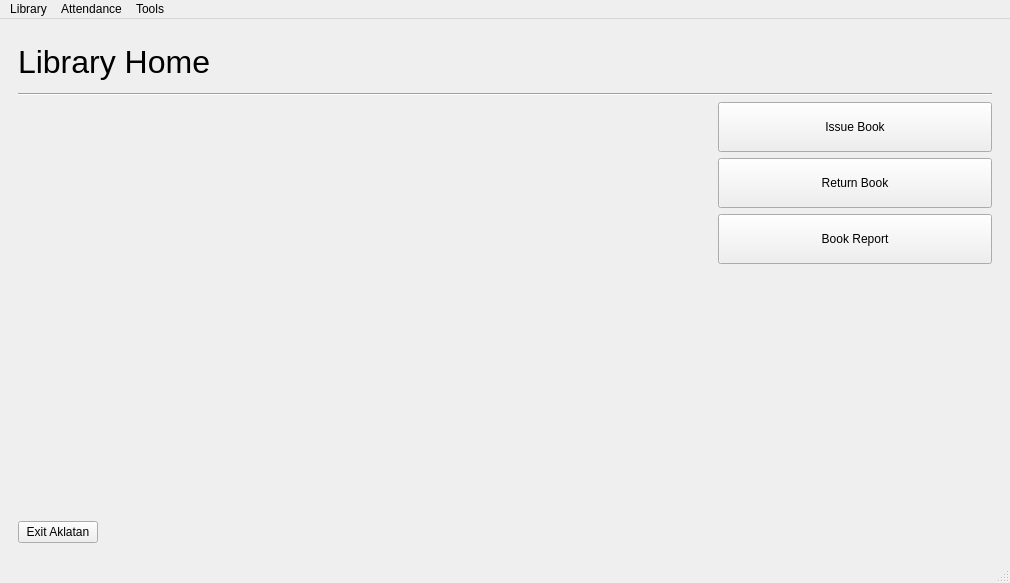
First picture: the form in mainlibrarywindow.ui, repository AJigsawnHalo/Aklatan, before the edit.
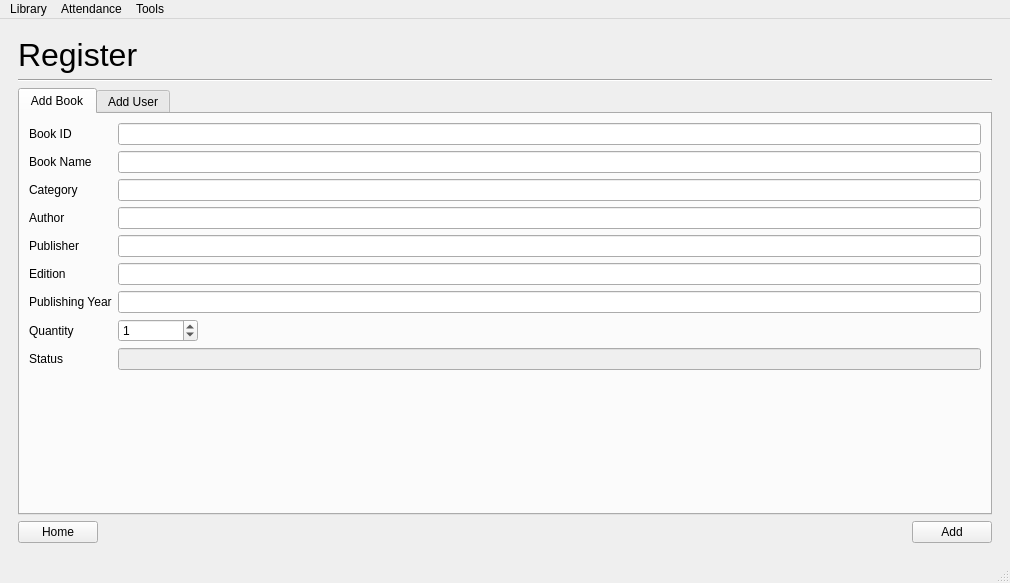
Second picture: the form after the edit.

Commit message: added Register Page

```diff
--- a/mainlibrarywindow.ui
+++ b/mainlibrarywindow.ui
@@ -18,7 +18,7 @@
     <item row="0" column="0">
      <widget class="QStackedWidget" name="stackedWidget">
       <property name="currentIndex">
-       <number>0</number>
+       <number>4</number>
       </property>
       <widget class="QWidget" name="page">
        <layout class="QGridLayout" name="gridLayout_11">
@@ -106,67 +106,7 @@
             </property>
            </widget>
           </item>
-          <item row="3" column="2">
-           <widget class="QPushButton" name="homeReturnButton">
-            <property name="sizePolicy">
-             <sizepolicy hsizetype="MinimumExpanding" vsizetype="MinimumExpanding">
-              <horstretch>0</horstretch>
-              <verstretch>0</verstretch>
-             </sizepolicy>
-            </property>
-            <property name="minimumSize">
-             <size>
-              <width>250</width>
-              <height>50</height>
-             </size>
-            </property>
-            <property name="maximumSize">
-             <size>
-              <width>300</width>
-              <height>50</height>
-             </size>
-            </property>
-            <property name="styleSheet">
-             <string notr="true">QPushButton{
-	padding: 10px;
-}</string>
-            </property>
-            <property name="text">
-             <string>Return Book</string>
-            </property>
-           </widget>
-          </item>
-          <item row="4" column="2">
-           <widget class="QPushButton" name="homeReportButton">
-            <property name="sizePolicy">
-             <sizepolicy hsizetype="MinimumExpanding" vsizetype="MinimumExpanding">
-              <horstretch>0</horstretch>
-              <verstretch>0</verstretch>
-             </sizepolicy>
-            </property>
-            <property name="minimumSize">
-             <size>
-              <width>250</width>
-              <height>50</height>
-             </size>
-            </property>
-            <property name="maximumSize">
-             <size>
-              <width>300</width>
-              <height>50</height>
-             </size>
-            </property>
-            <property name="styleSheet">
-             <string notr="true">QPushButton{
-	padding: 10px;
-}</string>
-            </property>
-            <property name="text">
-             <string>Book Report</string>
-            </property>
-           </widget>
-          </item>
-          <item row="5" column="2">
+          <item row="6" column="2">
            <spacer name="verticalSpacer_2">
             <property name="orientation">
              <enum>Qt::Vertical</enum>
@@ -182,7 +122,62 @@
             </property>
            </spacer>
           </item>
-          <item row="5" column="0">
+          <item row="3" column="2">
+           <widget class="QPushButton" name="homeReturnButton">
+            <property name="sizePolicy">
+             <sizepolicy hsizetype="MinimumExpanding" vsizetype="MinimumExpanding">
+              <horstretch>0</horstretch>
+              <verstretch>0</verstretch>
+             </sizepolicy>
+            </property>
+            <property name="minimumSize">
+             <size>
+              <width>250</width>
+              <height>50</height>
+             </size>
+            </property>
+            <property name="maximumSize">
+             <size>
+              <width>300</width>
+              <height>50</height>
+             </size>
+            </property>
+            <property name="styleSheet">
+             <string notr="true">QPushButton{
+	padding: 10px;
+}</string>
+            </property>
+            <property name="text">
+             <string>Return Book</string>
+            </property>
+           </widget>
+          </item>
+          <item row="5" column="2">
+           <widget class="QPushButton" name="homeAdd">
+            <property name="sizePolicy">
+             <sizepolicy hsizetype="MinimumExpanding" vsizetype="MinimumExpanding">
+              <horstretch>0</horstretch>
+              <verstretch>0</verstretch>
+             </sizepolicy>
+            </property>
+            <property name="minimumSize">
+             <size>
+              <width>250</width>
+              <height>50</height>
+             </size>
+            </property>
+            <property name="maximumSize">
+             <size>
+              <width>300</width>
+              <height>50</height>
+             </size>
+            </property>
+            <property name="text">
+             <string>Add User/Book</string>
+            </property>
+           </widget>
+          </item>
+          <item row="7" column="0">
            <spacer name="horizontalSpacer">
             <property name="orientation">
              <enum>Qt::Horizontal</enum>
@@ -930,6 +925,278 @@
         </item>
        </layout>
       </widget>
+      <widget class="QWidget" name="page_5">
+       <layout class="QVBoxLayout" name="verticalLayout">
+        <item>
+         <widget class="QLabel" name="label_9">
+          <property name="font">
+           <font>
+            <pointsize>24</pointsize>
+           </font>
+          </property>
+          <property name="text">
+           <string>Register</string>
+          </property>
+         </widget>
+        </item>
+        <item>
+         <widget class="Line" name="line_5">
+          <property name="orientation">
+           <enum>Qt::Horizontal</enum>
+          </property>
+         </widget>
+        </item>
+        <item>
+         <widget class="QTabWidget" name="tabWidAdd">
+          <property name="currentIndex">
+           <number>0</number>
+          </property>
+          <widget class="QWidget" name="tabAddBook">
+           <attribute name="title">
+            <string>Add Book</string>
+           </attribute>
+           <layout class="QFormLayout" name="formLayout_2">
+            <item row="0" column="0">
+             <widget class="QLabel" name="label_10">
+              <property name="text">
+               <string>Book ID</string>
+              </property>
+             </widget>
+            </item>
+            <item row="0" column="1">
+             <widget class="QLineEdit" name="lineRegBookID"/>
+            </item>
+            <item row="1" column="0">
+             <widget class="QLabel" name="label_11">
+              <property name="text">
+               <string>Book Name</string>
+              </property>
+             </widget>
+            </item>
+            <item row="1" column="1">
+             <widget class="QLineEdit" name="lineRegBookName"/>
+            </item>
+            <item row="2" column="0">
+             <widget class="QLabel" name="label_12">
+              <property name="text">
+               <string>Category</string>
+              </property>
+             </widget>
+            </item>
+            <item row="2" column="1">
+             <widget class="QLineEdit" name="lineRegCategory"/>
+            </item>
+            <item row="3" column="0">
+             <widget class="QLabel" name="label_13">
+              <property name="text">
+               <string>Author</string>
+              </property>
+             </widget>
+            </item>
+            <item row="3" column="1">
+             <widget class="QLineEdit" name="lineRegAuthor"/>
+            </item>
+            <item row="4" column="0">
+             <widget class="QLabel" name="label_14">
+              <property name="text">
+               <string>Publisher</string>
+              </property>
+             </widget>
+            </item>
+            <item row="4" column="1">
+             <widget class="QLineEdit" name="lineRegPublisher"/>
+            </item>
+            <item row="5" column="0">
+             <widget class="QLabel" name="label_15">
+              <property name="text">
+               <string>Edition</string>
+              </property>
+             </widget>
+            </item>
+            <item row="5" column="1">
+             <widget class="QLineEdit" name="lineRegEdition"/>
+            </item>
+            <item row="7" column="0">
+             <widget class="QLabel" name="label_16">
+              <property name="text">
+               <string>Publishing Year</string>
+              </property>
+             </widget>
+            </item>
+            <item row="7" column="1">
+             <widget class="QLineEdit" name="lineRegPubYear"/>
+            </item>
+            <item row="8" column="0">
+             <widget class="QLabel" name="label_17">
+              <property name="text">
+               <string>Quantity</string>
+              </property>
+             </widget>
+            </item>
+            <item row="9" column="0">
+             <widget class="QLabel" name="label_18">
+              <property name="text">
+               <string>Status</string>
+              </property>
+             </widget>
+            </item>
+            <item row="9" column="1">
+             <widget class="QLineEdit" name="lineRegStatus">
+              <property name="enabled">
+               <bool>false</bool>
+              </property>
+             </widget>
+            </item>
+            <item row="10" column="1">
+             <spacer name="verticalSpacer">
+              <property name="orientation">
+               <enum>Qt::Vertical</enum>
+              </property>
+              <property name="sizeHint" stdset="0">
+               <size>
+                <width>20</width>
+                <height>40</height>
+               </size>
+              </property>
+             </spacer>
+            </item>
+            <item row="8" column="1">
+             <widget class="QSpinBox" name="spinQuantity">
+              <property name="sizePolicy">
+               <sizepolicy hsizetype="Fixed" vsizetype="Fixed">
+                <horstretch>0</horstretch>
+                <verstretch>0</verstretch>
+               </sizepolicy>
+              </property>
+              <property name="minimumSize">
+               <size>
+                <width>80</width>
+                <height>0</height>
+               </size>
+              </property>
+              <property name="value">
+               <number>1</number>
+              </property>
+             </widget>
+            </item>
+           </layout>
+          </widget>
+          <widget class="QWidget" name="tabAddUser">
+           <attribute name="title">
+            <string>Add User</string>
+           </attribute>
+           <layout class="QFormLayout" name="formLayout_3">
+            <item row="0" column="0">
+             <widget class="QLabel" name="label_19">
+              <property name="text">
+               <string>User ID</string>
+              </property>
+             </widget>
+            </item>
+            <item row="0" column="1">
+             <widget class="QLineEdit" name="lineRegUserID"/>
+            </item>
+            <item row="1" column="0">
+             <widget class="QLabel" name="label_20">
+              <property name="text">
+               <string>Name</string>
+              </property>
+             </widget>
+            </item>
+            <item row="1" column="1">
+             <widget class="QLineEdit" name="lineRegUserName"/>
+            </item>
+            <item row="2" column="0">
+             <widget class="QLabel" name="label_21">
+              <property name="text">
+               <string>Address</string>
+              </property>
+             </widget>
+            </item>
+            <item row="2" column="1">
+             <widget class="QLineEdit" name="lineRegAddress"/>
+            </item>
+            <item row="3" column="0">
+             <widget class="QLabel" name="label_22">
+              <property name="text">
+               <string>Contact Number</string>
+              </property>
+             </widget>
+            </item>
+            <item row="3" column="1">
+             <widget class="QLineEdit" name="lineRegContact">
+              <property name="inputMethodHints">
+               <set>Qt::ImhNone</set>
+              </property>
+             </widget>
+            </item>
+            <item row="4" column="0">
+             <widget class="QLabel" name="label_23">
+              <property name="text">
+               <string>User Type</string>
+              </property>
+             </widget>
+            </item>
+            <item row="4" column="1">
+             <widget class="QComboBox" name="comboUserType">
+              <property name="sizePolicy">
+               <sizepolicy hsizetype="Fixed" vsizetype="Fixed">
+                <horstretch>0</horstretch>
+                <verstretch>0</verstretch>
+               </sizepolicy>
+              </property>
+              <property name="currentIndex">
+               <number>0</number>
+              </property>
+              <item>
+               <property name="text">
+                <string>Student</string>
+               </property>
+              </item>
+              <item>
+               <property name="text">
+                <string>Faculty</string>
+               </property>
+              </item>
+             </widget>
+            </item>
+           </layout>
+          </widget>
+         </widget>
+        </item>
+        <item>
+         <layout class="QGridLayout" name="gridLayout_15">
+          <item row="0" column="0">
+           <widget class="QPushButton" name="regHomeButton">
+            <property name="text">
+             <string>Home</string>
+            </property>
+           </widget>
+          </item>
+          <item row="0" column="1">
+           <spacer name="horizontalSpacer_6">
+            <property name="orientation">
+             <enum>Qt::Horizontal</enum>
+            </property>
+            <property name="sizeHint" stdset="0">
+             <size>
+              <width>40</width>
+              <height>20</height>
+             </size>
+            </property>
+           </spacer>
+          </item>
+          <item row="0" column="2">
+           <widget class="QPushButton" name="regRegButton">
+            <property name="text">
+             <string>Add</string>
+            </property>
+           </widget>
+          </item>
+         </layout>
+        </item>
+       </layout>
+      </widget>
      </widget>
     </item>
    </layout>
```
Left out of the diff: 104 changed lines with no effect on the pictures. The commit also changes 2 other files.
